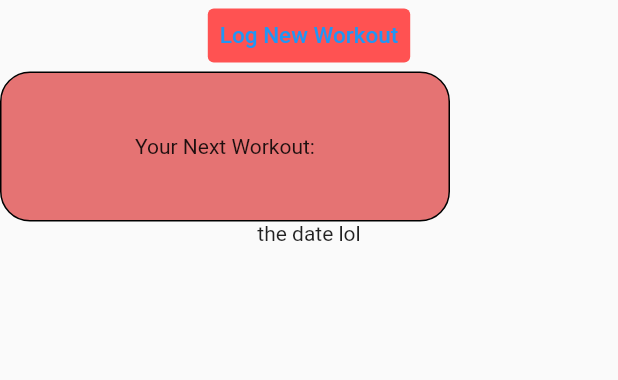
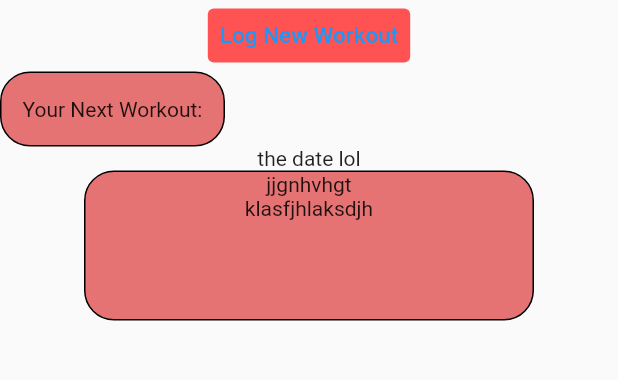
Before and after one commit to SvabhuG/fitly, a Flutter app: the screen it shows after launch, on a phone screen of 412 x 824 dp, the part 44-424 px from its top. Run offline on Flutter 3.47's test engine with Material 2 defaults, Android fonts, the light colour scheme and no system bars.

Commit message:
workouts tab!!

```diff
--- a/lib/main.dart
+++ b/lib/main.dart
@@ -28,7 +28,7 @@ class MyApp extends StatelessWidget {
                     overlayColor: MaterialStateProperty.resolveWith<Color?>(
                       (Set<MaterialState> states) {
                         if (states.contains(MaterialState.pressed)) {
-                      return Colors.blue;
+                          return Colors.greenAccent;
                         }
                         return null;
                       },
@@ -40,11 +40,10 @@ class MyApp extends StatelessWidget {
                     style: TextStyle(fontSize: 15),
                   ),
                 ),
-            Wrap(spacing: 10.0,
-                children: [
+                Wrap(spacing: 5.0, children: [
                   Container(
-                      height: 100.0,
-                      width: 300.0,
+                      height: 50.0,
+                      width: 150.0,
                       decoration: BoxDecoration(
                           color: Colors.red[300],
                           border: Border.all(),
@@ -57,8 +56,21 @@ class MyApp extends StatelessWidget {
                       child: const Center(
                     child: Text('the date lol'),
                   )),
-                ])
-          ]))),
-    );
+                ]),
+                Container(
+                  height: 100.0,
+                  width: 300.0,
+                  decoration: BoxDecoration(
+                      color: Colors.red[300],
+                      border: Border.all(),
+                      borderRadius:
+                          const BorderRadius.all(Radius.circular(20))),
+                  child: Column(children: const [
+                    Text("jjgnhvhgt"),
+                    Text("klasfjhlaksdjh"),
+                  ]),
+                )
+              ])),
+        ));
   }
 }
```
Lines whose indentation alone changed are shown as unchanged.
